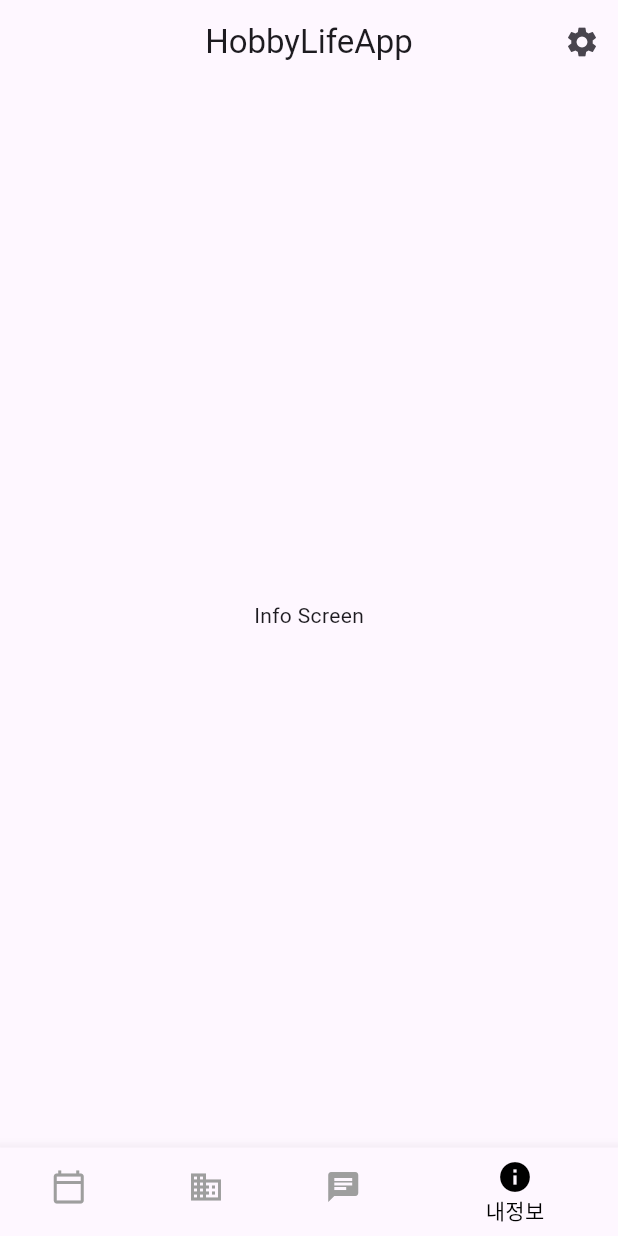
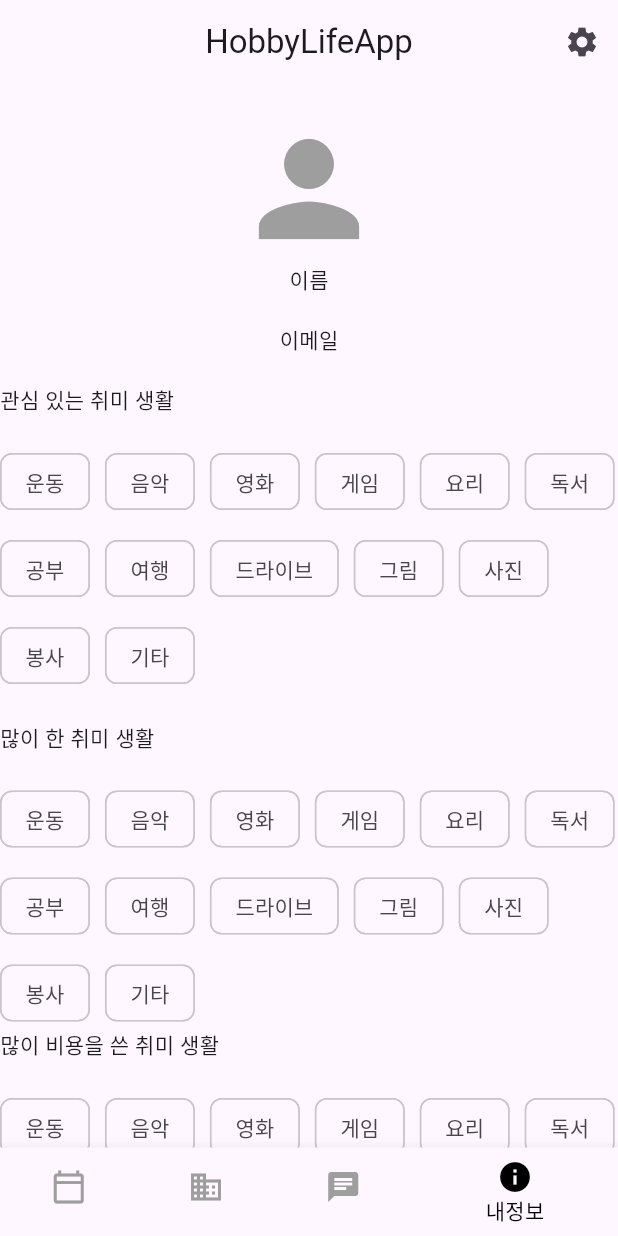
Before and after one commit to dskym/HobbyLifeApp, a Flutter app: the screen it shows after launch, item 4 of the bottom bar chosen, on a phone screen of 412 x 824 dp. Run offline on Flutter 3.47's test engine with Material 2 defaults, Android fonts, the phone set to English and light mode, and no system bars; our stand-ins replace flutter_chat_bubble, table_calendar.

Commit message:
Add info screen

```diff
--- a/hobby_life_app/lib/screen/info_screen.dart
+++ b/hobby_life_app/lib/screen/info_screen.dart
@@ -1,13 +1,116 @@
 import 'package:flutter/material.dart';
 
 class InfoScreen extends StatelessWidget {
-  const InfoScreen({super.key});
+  InfoScreen({super.key});
+
+  final List<String> _hobbyList = <String>[
+    '운동',
+    '음악',
+    '영화',
+    '게임',
+    '요리',
+    '독서',
+    '공부',
+    '여행',
+    '드라이브',
+    '그림',
+    '사진',
+    '봉사',
+    '기타',
+  ];
 
   @override
   Widget build(BuildContext context) {
-    return const Center(
-      child: Text(
-        'Info Screen',
+    return SingleChildScrollView(
+      child: Column(
+        crossAxisAlignment: CrossAxisAlignment.start,
+        children: [
+          const SizedBox(height: 20),
+          Center(
+            child: const Icon(
+              Icons.person,
+              size: 100,
+              color: Colors.grey,
+            ),
+          ),
+          Center(
+            child: const Text('이름'),
+          ),
+          const SizedBox(height: 20),
+          Center(
+            child: const Text('이메일'),
+          ),
+          const SizedBox(height: 20),
+          const Text('관심 있는 취미 생활'),
+          const SizedBox(height: 20),
+          Row(
+            children: [
+              Expanded(
+                child: Wrap(
+                  spacing: 10,
+                  runSpacing: 10,
+                  children: _hobbyList
+                      .map((e) => Chip(
+                            label: Text(e),
+                          ))
+                      .toList(),
+                ),
+              ),
+            ],
+          ),
+          const SizedBox(height: 20),
+          const Text('많이 한 취미 생활'),
+          const SizedBox(height: 20),
+          Row(
+            children: [
+              Expanded(
+                child: Wrap(
+                  spacing: 10,
+                  runSpacing: 10,
+                  children: _hobbyList
+                      .map((e) => Chip(
+                            label: Text(e),
+                          ))
+                      .toList(),
+                ),
+              ),
+            ],
+          ),
+          const Text('많이 비용을 쓴 취미 생활'),
+          const SizedBox(height: 20),
+          Row(
+            children: [
+              Expanded(
+                child: Wrap(
+                  spacing: 10,
+                  runSpacing: 10,
+                  children: _hobbyList
+                      .map((e) => Chip(
+                    label: Text(e),
+                  ))
+                      .toList(),
+                ),
+              ),
+            ],
+          ),
+          const Text('가장 만족한 취미 생활'),
+          const SizedBox(height: 20),
+          Row(
+            children: [
+              Expanded(
+                child: Wrap(
+                  spacing: 10,
+                  runSpacing: 10,
+                  children: _hobbyList
+                      .map((e) => Chip(
+                    label: Text(e),
+                  ))
+                      .toList(),
+                ),
+              ),
+            ],
+          ),
+        ],
       ),
     );
   }
--- a/hobby_life_app/lib/screen/main_screen.dart
+++ b/hobby_life_app/lib/screen/main_screen.dart
@@ -22,7 +22,7 @@ class _MainScreenState extends State<MainScreen> {
     const CalendarScreen(),
     const CommunityScreen(),
     ChatScreen(),
-    const InfoScreen(),
+    InfoScreen(),
   ];
 
   @override
```
